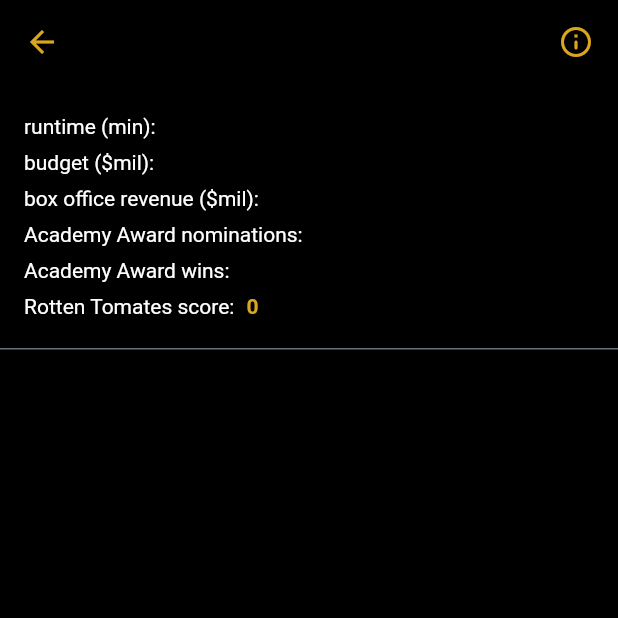
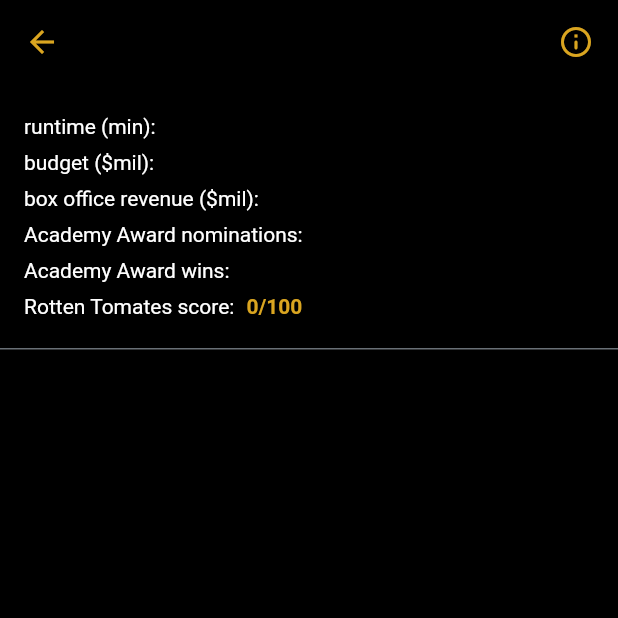
Before and after one commit to smolikja/bp-lotr-flutter-app, a Flutter app: the MovieScreen screen opened directly with empty values, on a phone screen of 412 x 824 dp, the top half of it. Run offline on Flutter 3.47's test engine with Material 2 defaults, Android fonts, the phone set to English and light mode, and no system bars; our stand-ins replace share.

Commit message:
rotten tomates score in movie list

```diff
--- a/lib/widgets/movie_info_widget.dart
+++ b/lib/widgets/movie_info_widget.dart
@@ -42,7 +42,7 @@
               if (movie.rottenTomatesScore != null)
                 InfoRow(
                     title: AppLocalizations.of(context).translate("movie_title_rotten_score"),
-                    value: movie.rottenTomatesScore.toString())
+                    value: movie.rottenTomatesScore.toString() + "/100")
             ],
           ),
         ));
```
Also changed, not shown: lib/screens/movies_list_screen.dart (+15 -1 lines).
